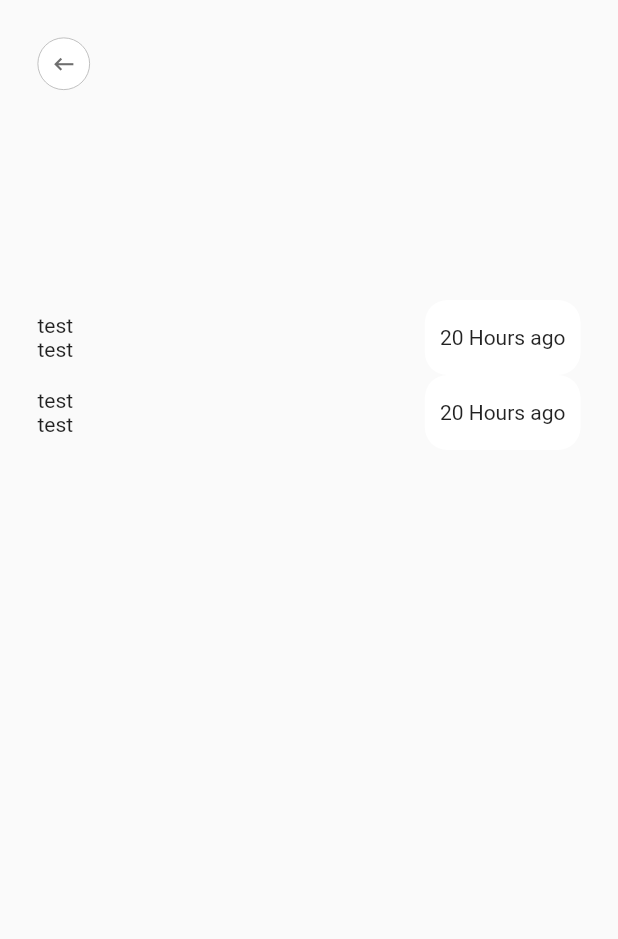
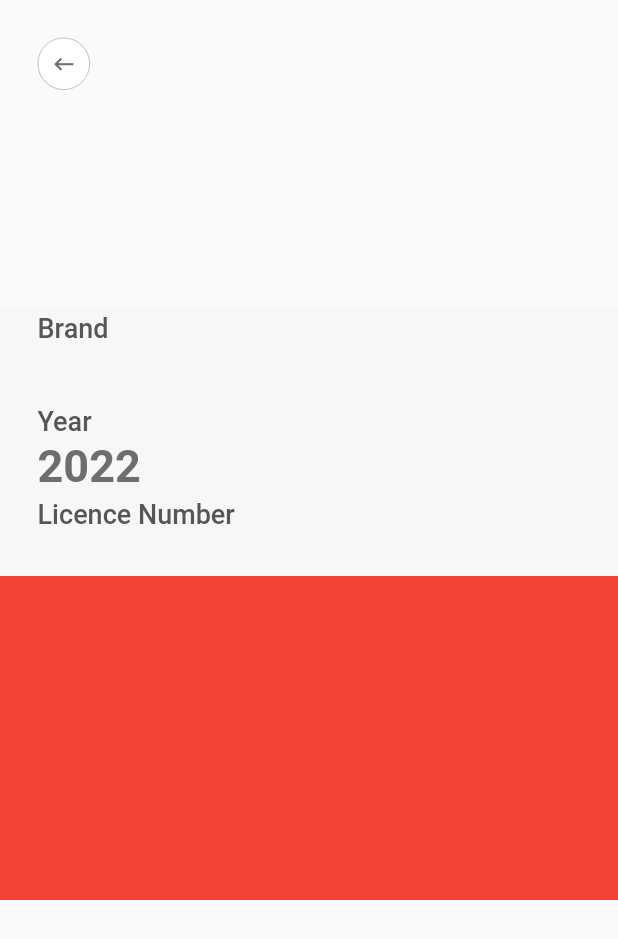
Before and after one commit to Noamagnus/MyGarage, a Flutter app: the VehicleScreen screen opened directly with empty values, on a phone screen of 412 x 824 dp. Shown: the top 939 px of the screen. Run offline on Flutter 3.47's test engine with Material 2 defaults, Android fonts, the phone set to English and light mode, and no system bars; our stand-ins replace bloc, flutter_bloc, freezed_annotation, image_picker, sembast.

Commit message:
added intl package and fixed time formatting

```diff
--- a/lib/data/models/car_model.dart
+++ b/lib/data/models/car_model.dart
@@ -13,7 +13,7 @@ class Car with _$Car {
     required bool isRegistered,
     required String description,
     required String licenceNumber,
-    required DateTime? year, // year manufactured
+    required DateTime year, // year manufactured
     required String imageUrl, // year manufactured
   }) = _Car;
   factory Car.fromJson(Map<String, dynamic> json) => _$CarFromJson(json);
--- a/lib/presentation/screens/vahicle_screen.dart
+++ /dev/null
@@ -1,157 +0,0 @@
-import 'dart:io';
-
-import 'package:flutter/material.dart';
-import 'package:flutter_bloc/flutter_bloc.dart';
-import 'package:my_garage/business_logic/garage/bloc/garage_bloc.dart';
-import 'package:my_garage/data/models/car_model.dart';
-import 'package:my_garage/presentation/widgets/rounder_icon_button.dart';
-import 'package:my_garage/utils/dimensions.dart';
-
-class VehicleScreen extends StatelessWidget {
-  final Car car;
-  const VehicleScreen({Key? key, required this.car}) : super(key: key);
-
-  @override
-  Widget build(BuildContext context) {
-    final sidePadding = EdgeInsets.symmetric(horizontal: 25);
-
-    return Scaffold(
-      body: Container(
-        height: Dimensions.screenHeight,
-        width: Dimensions.screenWidth,
-        child: Column(
-          children: [
-            Container(
-              height: Dimensions.screenHeight/3,
-              child: Stack(
-                children: [
-                  car.imageUrl.isNotEmpty
-                      ? Image.file(
-                          File(car.imageUrl),
-                          fit: BoxFit.cover,
-                          width: double.infinity,
-                        )
-                      : Container(
-                          height: 130,
-                          width: double.infinity,
-                        ),
-                  Positioned(
-                    width: Dimensions.screenWidth,
-                    top: 25,
-                    child: Padding(
-                      padding: sidePadding,
-                      child: Row(
-                        mainAxisAlignment: MainAxisAlignment.spaceBetween,
-                        children: [
-                          RoundedIconButton(
-                            size: 35,
-                            icon: Icons.keyboard_backspace,
-                            onPressed: () {
-                              Navigator.of(context).pop();
-                            },
-                          ),
-                          RoundedIconButton(
-                            size: 35,
-                            icon: Icons.delete,
-                            onPressed: () {
-                              context.read<GarageBloc>().add(RemoveCarFromGarage(car));
-                              Navigator.of(context).pop();
-                            },
-                          ),
-                        ],
-                      ),
-                    ),
-                  )
-                ],
-              ),
-            ),
-            Padding(
-              padding: sidePadding,
-              child: Row(
-                mainAxisAlignment: MainAxisAlignment.spaceBetween,
-                children: [
-                  Column(
-                    children: [
-                      Text(
-                        'test',
-                      ),
-                      Text('test'),
-                    ],
-                  ),
-                  BorderBox(
-                    height: 50,
-                    child: Text(
-                      '20 Hours ago',
-                    ),
-                  )
-                ],
-              ),
-            ),
-            Padding(
-              padding: sidePadding,
-              child: Row(
-                mainAxisAlignment: MainAxisAlignment.spaceBetween,
-                children: [
-                  Column(
-                    children: [
-                      Text(
-                        'test',
-                      ),
-                      Text('test'),
-                    ],
-                  ),
-                  BorderBox(
-                    height: 50,
-                    child: Text(
-                      '20 Hours ago',
-                    ),
-                  )
-                ],
-              ),
-            ),
-          ],
-        ),
-      ),
-    );
-  }
-}
-
-class BorderBox extends StatelessWidget {
-  final Widget child;
-  final EdgeInsets? padding;
-  final double? width;
-  final double? height;
-
-  const BorderBox({Key? key, this.padding, this.width, this.height, required this.child})
-      : super(key: key);
-
-  @override
-  Widget build(BuildContext context) {
-    return Container(
-      width: width,
-      height: height,
-      decoration: BoxDecoration(
-        color: Colors.white,
-        borderRadius: BorderRadius.circular(15),
-        border: Border.all(
-          color: Colors.white.withAlpha(40),
-          width: 2,
-        ),
-      ),
-      // If padding is null then default padding is 8
-      padding: padding ?? EdgeInsets.all(8),
-      child: Center(
-        child: child,
-      ),
-    );
-  }
-}
-
-// IconButton(
-//             icon: const Icon(Icons.delete),
-//             tooltip: 'Delete Vehicle',
-//             onPressed: (){
-//               context.read<GarageBloc>().add(RemoveCarFromGarage(car));
-//               Navigator.of(context).pop();
-//             },
-//           ),
--- /dev/null
+++ b/lib/presentation/screens/vehicle_screen.dart
@@ -0,0 +1,154 @@
+import 'dart:io';
+
+import 'package:flutter/material.dart';
+import 'package:flutter_bloc/flutter_bloc.dart';
+import 'package:intl/intl.dart';
+
+import 'package:my_garage/business_logic/garage/bloc/garage_bloc.dart';
+import 'package:my_garage/data/models/car_model.dart';
+import 'package:my_garage/presentation/widgets/rounder_icon_button.dart';
+import 'package:my_garage/utils/colors.dart';
+import 'package:my_garage/utils/dimensions.dart';
+import 'package:my_garage/utils/widget_functions.dart';
+
+class VehicleScreen extends StatelessWidget {
+  final Car car;
+  const VehicleScreen({Key? key, required this.car}) : super(key: key);
+
+  @override
+  Widget build(BuildContext context) {
+    final ThemeData themeData = Theme.of(context);
+    final sidePadding = EdgeInsets.symmetric(horizontal: 25);
+    final carY = car.year;
+    final year = DateFormat('yyyy').format(carY);
+
+    return Scaffold(
+      body: SizedBox(
+        height: Dimensions.screenHeight,
+        width: Dimensions.screenWidth,
+        child: Column(
+          mainAxisAlignment: MainAxisAlignment.start,
+          children: [
+            Expanded(
+              flex: 34,
+              child: SizedBox(
+                height: Dimensions.screenHeight / 3,
+                child: Stack(
+                  children: [
+                    car.imageUrl.isNotEmpty
+                        ? Image.file(
+                            File(car.imageUrl),
+                            fit: BoxFit.cover,
+                            width: double.infinity,
+                          )
+                        : const SizedBox(
+                            height: 130,
+                            width: double.infinity,
+                          ),
+                    Positioned(
+                      width: Dimensions.screenWidth,
+                      top: 25,
+                      child: Padding(
+                        padding: sidePadding,
+                        child: Row(
+                          mainAxisAlignment: MainAxisAlignment.spaceBetween,
+                          children: [
+                            RoundedIconButton(
+                              size: 35,
+                              icon: Icons.keyboard_backspace,
+                              onPressed: () {
+                                Navigator.of(context).pop();
+                              },
+                            ),
+                            RoundedIconButton(
+                              size: 35,
+                              icon: Icons.delete,
+                              onPressed: () {
+                                context.read<GarageBloc>().add(RemoveCarFromGarage(car));
+                                Navigator.of(context).pop();
+                              },
+                            ),
+                          ],
+                        ),
+                      ),
+                    )
+                  ],
+                ),
+              ),
+            ),
+            Expanded(
+              flex: 30,
+              child: Container(
+                width: Dimensions.screenWidth,
+                padding: sidePadding,
+                color: AppColors.screenBackgroundColor,
+                child: Column(
+                  crossAxisAlignment: CrossAxisAlignment.start,
+                  mainAxisAlignment: MainAxisAlignment.spaceAround,
+                  children: [
+                    VehicleScreenText(
+                      label: 'Brand',
+                      text: car.brand,
+                      themeData: themeData,
+                    ),
+                    VehicleScreenText(
+                      label: 'Year',
+                      text: year,
+                      themeData: themeData,
+                    ),
+                    VehicleScreenText(
+                      label: 'Licence Number',
+                      text: car.licenceNumber,
+                      themeData: themeData,
+                    )
+                  ],
+                ),
+              ),
+            ),
+            Expanded(
+              flex: 36,
+              child: Container(
+                padding:const  EdgeInsets.symmetric(horizontal: 15, vertical: 25),
+                width: Dimensions.screenWidth,
+                color: Colors.red,
+                child: Text(
+                  car.description,
+                  style: themeData.textTheme.bodyText2,
+                ),
+              ),
+            )
+          ],
+        ),
+      ),
+    );
+  }
+}
+
+class VehicleScreenText extends StatelessWidget {
+  const VehicleScreenText({
+    Key? key,
+    required this.text,
+    required this.label,
+    required this.themeData,
+  }) : super(key: key);
+  final String text;
+  final String label;
+  final ThemeData themeData;
+
+  @override
+  Widget build(BuildContext context) {
+    return Column(
+      crossAxisAlignment: CrossAxisAlignment.start,
+      children: [
+        Text(
+          label,
+          style: themeData.textTheme.bodyText2,
+        ),
+        Text(
+          text,
+          style: themeData.textTheme.headline1,
+        ),
+      ],
+    );
+  }
+}
--- a/lib/utils/constants.dart
+++ b/lib/utils/constants.dart
@@ -1,74 +1,50 @@
 import 'package:flutter/material.dart';
 
-const kColorBlack = Color.fromRGBO(48, 47, 48, 1.0);
-const kColorGrey = Color.fromRGBO(141, 141, 141, 1.0);
+ const Color textTitleColor = Color(0xFF6E6E6E);
+const Color listTileThinTextColor = Color(0xFF565656);
 
-const kColorWhite = Colors.white;
-const kColorDarkBlue = Color.fromRGBO(20, 25, 45, 1.0);
 
 const TextTheme kTextThemeLarge = TextTheme(
     headline1: TextStyle(
-        color: kColorBlack, fontWeight: FontWeight.w700, fontSize: 30),
+        color: textTitleColor, fontWeight: FontWeight.w700, fontSize: 30),
     headline2: TextStyle(
-        color: kColorBlack, fontWeight: FontWeight.w700, fontSize: 26),
+        color: textTitleColor, fontWeight: FontWeight.w700, fontSize: 26),
     headline3: TextStyle(
-        color: kColorBlack, fontWeight: FontWeight.w700, fontSize: 24),
+        color: textTitleColor, fontWeight: FontWeight.w700, fontSize: 24),
     headline4: TextStyle(
-        color: kColorBlack, fontWeight: FontWeight.w700, fontSize: 20),
+        color: textTitleColor, fontWeight: FontWeight.w700, fontSize: 20),
     headline5: TextStyle(
-        color: kColorBlack, fontWeight: FontWeight.w700, fontSize: 18),
+        color: textTitleColor, fontWeight: FontWeight.w700, fontSize: 18),
     headline6: TextStyle(
-        color: kColorBlack, fontWeight: FontWeight.w700, fontSize: 16),
+        color: textTitleColor, fontWeight: FontWeight.w700, fontSize: 16),
     bodyText1: TextStyle(
-        color: kColorBlack, fontSize: 18, fontWeight: FontWeight.w500,height: 1.5),
+        color: listTileThinTextColor, fontSize: 18, fontWeight: FontWeight.w500,height: 1.5),
     bodyText2: TextStyle(
-        color:  kColorGrey, fontSize: 18, fontWeight: FontWeight.w500,height: 1.5),
+        color:  listTileThinTextColor, fontSize: 18, fontWeight: FontWeight.w500,height: 1.5),
     subtitle1:
-        TextStyle(color: kColorBlack, fontSize: 16, fontWeight: FontWeight.w400),
+        TextStyle(color: listTileThinTextColor, fontSize: 16, fontWeight: FontWeight.w400),
     subtitle2: TextStyle(
-        color: kColorGrey, fontSize: 16, fontWeight: FontWeight.w400));
+        color: listTileThinTextColor, fontSize: 16, fontWeight: FontWeight.w400));
 
 
 const TextTheme kTextThemeDefault = TextTheme(
     headline1: TextStyle(
-        color: kColorBlack, fontWeight: FontWeight.w700, fontSize: 26),
+        color: textTitleColor, fontWeight: FontWeight.w700, fontSize: 26),
     headline2: TextStyle(
-        color: kColorBlack, fontWeight: FontWeight.w700, fontSize: 22),
+        color: textTitleColor, fontWeight: FontWeight.w700, fontSize: 22),
     headline3: TextStyle(
-        color: kColorBlack, fontWeight: FontWeight.w700, fontSize: 20),
+        color: textTitleColor, fontWeight: FontWeight.w700, fontSize: 20),
     headline4: TextStyle(
-        color: kColorBlack, fontWeight: FontWeight.w700, fontSize: 16),
+        color: textTitleColor, fontWeight: FontWeight.w700, fontSize: 16),
     headline5: TextStyle(
-        color: kColorBlack, fontWeight: FontWeight.w700, fontSize: 14),
+        color: textTitleColor, fontWeight: FontWeight.w700, fontSize: 14),
     headline6: TextStyle(
-        color: kColorBlack, fontWeight: FontWeight.w700, fontSize: 12),
+        color: textTitleColor, fontWeight: FontWeight.w700, fontSize: 12),
     bodyText1: TextStyle(
-        color: kColorBlack, fontSize: 14, fontWeight: FontWeight.w500,height: 1.5),
+        color: listTileThinTextColor, fontSize: 14, fontWeight: FontWeight.w500,height: 1.5),
     bodyText2: TextStyle(
-        color:  kColorGrey, fontSize: 14, fontWeight: FontWeight.w500,height: 1.5),
+        color:  listTileThinTextColor, fontSize: 14, fontWeight: FontWeight.w500,height: 1.5),
     subtitle1:
-        TextStyle(color: kColorBlack, fontSize: 12, fontWeight: FontWeight.w400),
+        TextStyle(color: listTileThinTextColor, fontSize: 12, fontWeight: FontWeight.w400),
     subtitle2: TextStyle(
-        color: kColorGrey, fontSize: 12, fontWeight: FontWeight.w400));
-
-const TextTheme kTextThemeSmall = TextTheme(
-    headline1: TextStyle(
-        color: kColorBlack, fontWeight: FontWeight.w700, fontSize: 22),
-    headline2: TextStyle(
-        color: kColorBlack, fontWeight: FontWeight.w700, fontSize: 20),
-    headline3: TextStyle(
-        color: kColorBlack, fontWeight: FontWeight.w700, fontSize: 18),
-    headline4: TextStyle(
-        color: kColorBlack, fontWeight: FontWeight.w700, fontSize: 14),
-    headline5: TextStyle(
-        color: kColorBlack, fontWeight: FontWeight.w700, fontSize: 12),
-    headline6: TextStyle(
-        color: kColorBlack, fontWeight: FontWeight.w700, fontSize: 10),
-    bodyText1: TextStyle(
-        color: kColorBlack, fontSize: 12, fontWeight: FontWeight.w500,height: 1.5),
-    bodyText2: TextStyle(
-        color:  kColorGrey, fontSize: 12, fontWeight: FontWeight.w500,height: 1.5),
-    subtitle1:
-    TextStyle(color: kColorBlack, fontSize: 10, fontWeight: FontWeight.w400),
-    subtitle2: TextStyle(
-        color: kColorGrey, fontSize: 10, fontWeight: FontWeight.w400));
+        color: listTileThinTextColor, fontSize: 12, fontWeight: FontWeight.w400));
--- a/pubspec.yaml
+++ b/pubspec.yaml
@@ -16,8 +16,8 @@ dependencies:
   flutter_bloc: ^8.0.1
   freezed_annotation: ^1.1.0
   image_picker: ^0.8.2
+  intl: ^0.17.0
   json_annotation: ^4.4.0
-  keyboard_dismisser: ^2.0.0
   material_design_icons_flutter: ^5.0.6595
   path_provider: ^2.0.9
   sembast: ^3.1.1+1
```
Also changed, not shown: lib/main.dart (+5 -2 lines), lib/presentation/screens/garage_screen.dart (+9 -6 lines), lib/presentation/widgets/add_vehicle_dialog.dart (+25 -8 lines), lib/presentation/widgets/list_tile.dart (+13 -11 lines), lib/data/models/car_model.freezed.dart, lib/data/models/car_model.g.dart, pubspec.lock.
